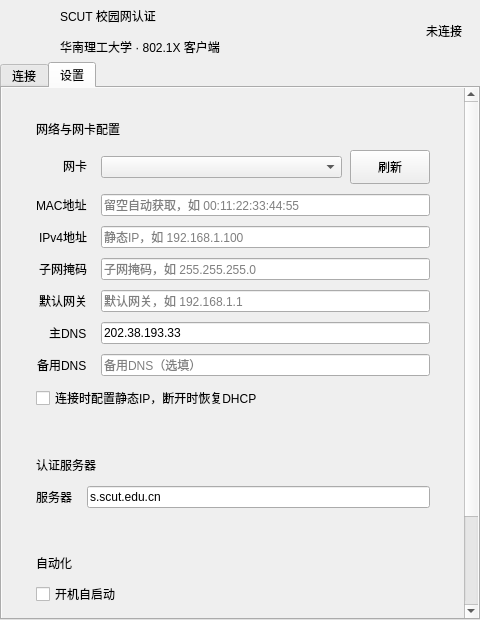
This is src/ui/mainwindow.ui in Crsuh2er0/SCUTNetLogin as Qt 5 draws it before an edit. The edited form follows.
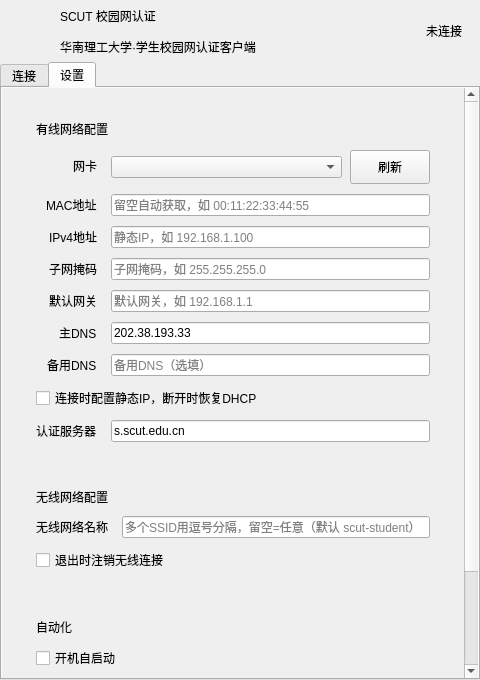
This is the edited form. The open tabs and pages were chosen to show the change.

Commit message:
添加WiFi认证功能
接入华南理工大学校园网无线 Web Portal（Dr.COM eportal）认证：
- 有/无线自动切换（有线优先、无线兜底），移除手工模式选择
- 无线登录：网关 302 发现门户 -> a79.htm 解析 -> loadConfig ->
  模拟浏览器登录 -> online_list 上线确认轮询 -> 60s 在线轮询
- Portal 纯逻辑（portal_parser）拆出可单测；wlanapi 封装 wlan_media
- 断线自动重连、夜间 06:00 恢复、心跳超时不误断线
- 退出按需解绑下线（stopSession 不注销）；托盘静默
- 默认开启：开机自启动 / 启动后自动连接 / 连接时配置静态IP
- QNetworkAccessManager 懒建 + 代数守卫；异步 unbind 无嵌套事件循环
- 安装器补齐 TLS 后端；端口/POR 常量与协议细节见 constants.h

```diff
--- a/src/ui/mainwindow.ui
+++ b/src/ui/mainwindow.ui
@@ -3,10 +3,10 @@
  <class>MainWindow</class>
  <widget class="QMainWindow" name="MainWindow">
   <property name="geometry">
-   <rect><x>0</x><y>0</y><width>480</width><height>620</height></rect>
+   <rect><x>0</x><y>0</y><width>480</width><height>680</height></rect>
   </property>
   <property name="minimumSize">
-   <size><width>440</width><height>580</height></size>
+   <size><width>460</width><height>660</height></size>
   </property>
   <property name="windowTitle">
    <string>SCUT 校园网认证</string>
@@ -56,7 +56,7 @@
          </item>
          <item>
           <widget class="QLabel" name="label_subtitle">
-           <property name="text"><string>华南理工大学 · 802.1X 客户端</string></property>
+           <property name="text"><string>华南理工大学·学生校园网认证客户端</string></property>
           </widget>
          </item>
         </layout>
@@ -287,7 +287,7 @@
                <property name="bottomMargin"><number>16</number></property>
                <item>
                 <widget class="QLabel" name="lblTitleNetwork">
-                 <property name="text"><string>网络与网卡配置</string></property>
+                 <property name="text"><string>有线网络配置</string></property>
                  <property name="cardTitle" stdset="0"><bool>true</bool></property>
                 </widget>
                </item>
@@ -394,40 +394,13 @@
                    <property name="text"><string>连接时配置静态IP，断开时恢复DHCP</string></property>
                   </widget>
                  </item>
-                </layout>
-               </item>
-              </layout>
-             </widget>
-            </item>
-            <!-- 认证服务器 -->
-            <item>
-             <widget class="QFrame" name="cardServer">
-              <property name="card" stdset="0"><bool>true</bool></property>
-              <layout class="QVBoxLayout" name="serverCardLayout">
-               <property name="spacing"><number>12</number></property>
-               <property name="leftMargin"><number>18</number></property>
-               <property name="topMargin"><number>16</number></property>
-               <property name="rightMargin"><number>18</number></property>
-               <property name="bottomMargin"><number>16</number></property>
-               <item>
-                <widget class="QLabel" name="lblTitleServer">
-                 <property name="text"><string>认证服务器</string></property>
-                 <property name="cardTitle" stdset="0"><bool>true</bool></property>
-                </widget>
-               </item>
-               <item>
-                <layout class="QFormLayout" name="formHost">
-                 <property name="horizontalSpacing"><number>14</number></property>
-                 <property name="verticalSpacing"><number>10</number></property>
-                 <property name="fieldGrowthPolicy"><enum>QFormLayout::AllNonFixedFieldsGrow</enum></property>
-                 <property name="labelAlignment"><set>Qt::AlignRight|Qt::AlignVCenter</set></property>
-                 <item row="0" column="0">
+                 <item row="8" column="0">
                   <widget class="QLabel" name="label_host">
-                   <property name="text"><string>服务器</string></property>
+                   <property name="text"><string>认证服务器</string></property>
                    <property name="formLabel" stdset="0"><bool>true</bool></property>
                   </widget>
                  </item>
-                 <item row="0" column="1">
+                 <item row="8" column="1">
                   <widget class="QLineEdit" name="editHost">
                    <property name="text"><string>s.scut.edu.cn</string></property>
                   </widget>
@@ -437,6 +410,50 @@
               </layout>
              </widget>
             </item>
+            <!-- 无线网络配置 -->
+            <item>
+             <widget class="QFrame" name="cardWifi">
+              <property name="card" stdset="0"><bool>true</bool></property>
+              <layout class="QVBoxLayout" name="wifiCardLayout">
+               <property name="spacing"><number>10</number></property>
+               <property name="leftMargin"><number>18</number></property>
+               <property name="topMargin"><number>16</number></property>
+               <property name="rightMargin"><number>18</number></property>
+               <property name="bottomMargin"><number>16</number></property>
+               <item>
+                <widget class="QLabel" name="lblTitleWifi">
+                 <property name="text"><string>无线网络配置</string></property>
+                 <property name="cardTitle" stdset="0"><bool>true</bool></property>
+                </widget>
+               </item>
+               <item>
+                <layout class="QFormLayout" name="formWifiSsid">
+                 <property name="horizontalSpacing"><number>14</number></property>
+                 <property name="verticalSpacing"><number>10</number></property>
+                 <property name="fieldGrowthPolicy"><enum>QFormLayout::AllNonFixedFieldsGrow</enum></property>
+                 <property name="labelAlignment"><set>Qt::AlignRight|Qt::AlignVCenter</set></property>
+                 <item row="0" column="0">
+                  <widget class="QLabel" name="label_ssid">
+                   <property name="text"><string>无线网络名称</string></property>
+                   <property name="formLabel" stdset="0"><bool>true</bool></property>
+                  </widget>
+                 </item>
+                 <item row="0" column="1">
+                  <widget class="QLineEdit" name="editSsid">
+                   <property name="placeholderText"><string>多个SSID用逗号分隔，留空=任意（默认 scut-student）</string></property>
+                  </widget>
+                 </item>
+                </layout>
+               </item>
+               <item>
+                <widget class="QCheckBox" name="checkLogoutOnExit">
+                 <property name="text"><string>退出时注销无线连接</string></property>
+                 <property name="toolTip"><string>勾选后关闭程序会对无线执行注销下线；不勾选则保持在线（默认）</string></property>
+                </widget>
+               </item>
+              </layout>
+             </widget>
+            </item>
             <!-- 自动化 -->
             <item>
              <widget class="QFrame" name="cardAuto">
```
Left out of the diff: 15 changed lines with no effect on the pictures. The commit also changes 31 other files.
